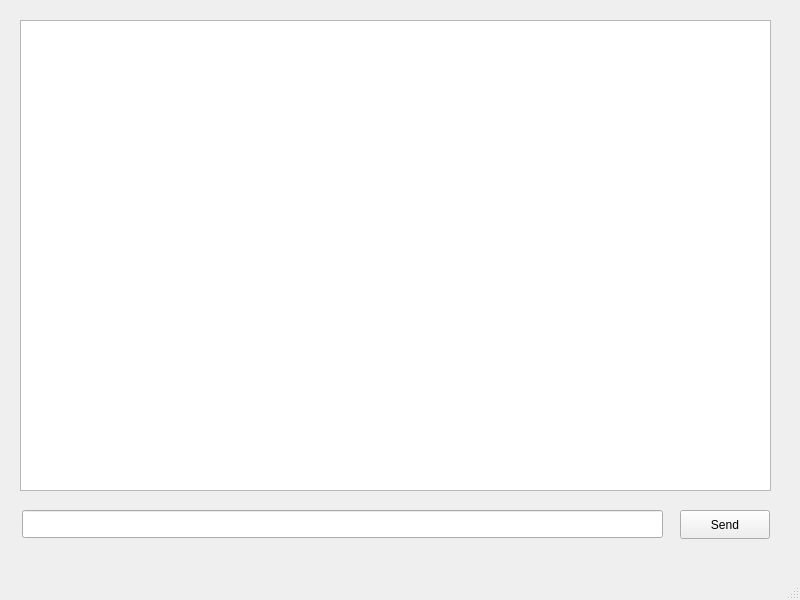
Old version of the form chatClient/client.ui in the repository 4p0k3/qtChat.
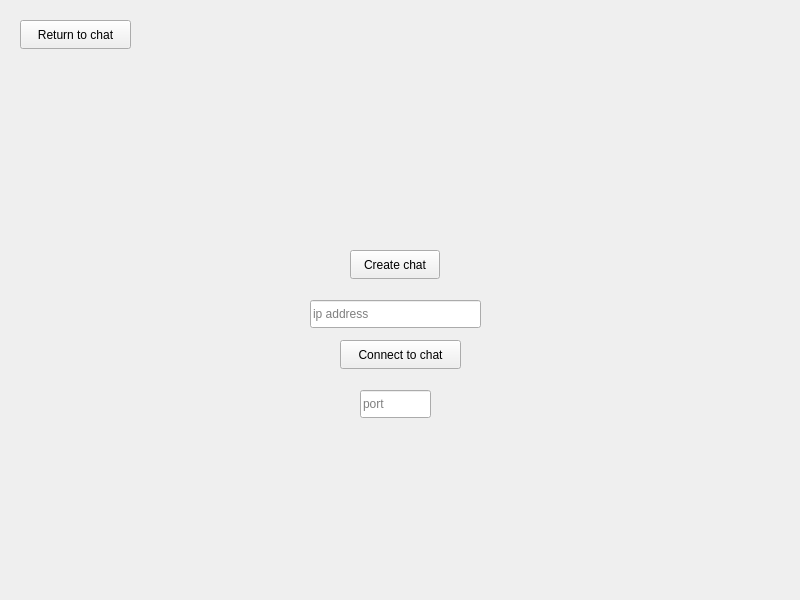
New version of the form.

Commit message: merge client and server into a single project, add separate class for network management, let connect to any local ip and port, etc.

```diff
--- a/chatClient/client.ui
+++ b/chatClient/client.ui
@@ -14,22 +14,95 @@
    <string>Client</string>
   </property>
   <widget class="QWidget" name="centralwidget">
-   <widget class="QLineEdit" name="lineEdit_2">
+   <widget class="QStackedWidget" name="stackedWidget">
     <property name="geometry">
      <rect>
-      <x>22</x>
-      <y>510</y>
-      <width>641</width>
+      <x>0</x>
+      <y>0</y>
+      <width>801</width>
+      <height>601</height>
+     </rect>
+    </property>
+    <property name="currentIndex">
+     <number>0</number>
+    </property>
+    <widget class="QWidget" name="pageLobbySelect">
+     <widget class="QPushButton" name="btnCreateChat">
+      <property name="geometry">
+       <rect>
+        <x>350</x>
+        <y>250</y>
+        <width>90</width>
+        <height>29</height>
+       </rect>
+      </property>
+      <property name="text">
+       <string>Create chat</string>
+      </property>
+     </widget>
+     <widget class="QPushButton" name="btnConnect">
+      <property name="geometry">
+       <rect>
+        <x>340</x>
+        <y>340</y>
+        <width>121</width>
+        <height>29</height>
+       </rect>
+      </property>
+      <property name="text">
+       <string>Connect to chat</string>
+      </property>
+     </widget>
+     <widget class="QLineEdit" name="lineIPInput">
+      <property name="geometry">
+       <rect>
+        <x>310</x>
+        <y>300</y>
+        <width>171</width>
       <height>28</height>
      </rect>
     </property>
-   </widget>
-   <widget class="QTextEdit" name="textEdit_2">
+      <property name="placeholderText">
+       <string>ip address</string>
+      </property>
+     </widget>
+     <widget class="QLineEdit" name="linePortInput">
+      <property name="geometry">
+       <rect>
+        <x>360</x>
+        <y>390</y>
+        <width>71</width>
+        <height>28</height>
+       </rect>
+      </property>
+      <property name="placeholderText">
+       <string>port</string>
+      </property>
+     </widget>
+     <widget class="QPushButton" name="btnReturn">
     <property name="geometry">
      <rect>
       <x>20</x>
       <y>20</y>
-      <width>751</width>
+        <width>111</width>
+        <height>29</height>
+       </rect>
+      </property>
+      <property name="text">
+       <string>Return to chat</string>
+      </property>
+      <property name="flat">
+       <bool>false</bool>
+      </property>
+     </widget>
+    </widget>
+    <widget class="QWidget" name="pageChat">
+     <widget class="QTextEdit" name="editMessageHistory">
+      <property name="geometry">
+       <rect>
+        <x>130</x>
+        <y>30</y>
+        <width>641</width>
       <height>471</height>
      </rect>
     </property>
@@ -37,11 +110,11 @@
      <bool>true</bool>
     </property>
    </widget>
-   <widget class="QPushButton" name="pushButton">
+     <widget class="QPushButton" name="btnSendMessage">
     <property name="geometry">
      <rect>
       <x>680</x>
-      <y>510</y>
+        <y>540</y>
       <width>90</width>
       <height>29</height>
      </rect>
@@ -49,19 +122,49 @@
     <property name="text">
      <string>Send</string>
     </property>
-   </widget>
-  </widget>
-  <widget class="QMenuBar" name="menubar">
+      <property name="default">
+       <bool>false</bool>
+      </property>
+     </widget>
+     <widget class="QLineEdit" name="lineMessageInput">
+      <property name="geometry">
+       <rect>
+        <x>130</x>
+        <y>540</y>
+        <width>531</width>
+        <height>28</height>
+       </rect>
+      </property>
+     </widget>
+     <widget class="QPushButton" name="btnMenu">
    <property name="geometry">
     <rect>
-     <x>0</x>
-     <y>0</y>
-     <width>800</width>
-     <height>25</height>
-    </rect>
-   </property>
-  </widget>
-  <widget class="QStatusBar" name="statusbar"/>
+        <x>20</x>
+        <y>30</y>
+        <width>90</width>
+        <height>29</height>
+       </rect>
+      </property>
+      <property name="text">
+       <string>Menu</string>
+      </property>
+     </widget>
+     <widget class="QPushButton" name="btnDeleteChat">
+      <property name="geometry">
+       <rect>
+        <x>20</x>
+        <y>540</y>
+        <width>90</width>
+        <height>29</height>
+       </rect>
+      </property>
+      <property name="text">
+       <string>Delete chat</string>
+      </property>
+     </widget>
+    </widget>
+   </widget>
+  </widget>
  </widget>
  <resources/>
  <connections/>
```
Lines whose indentation alone changed are shown as unchanged. The commit also changes 153 other files.
